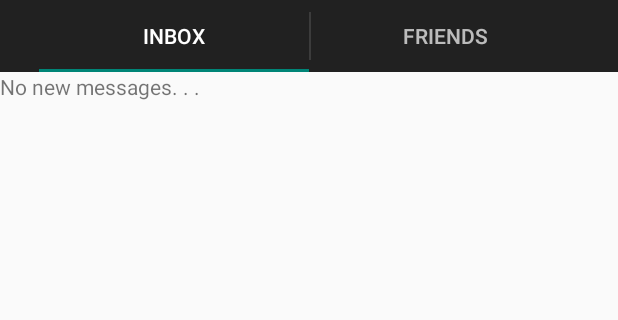
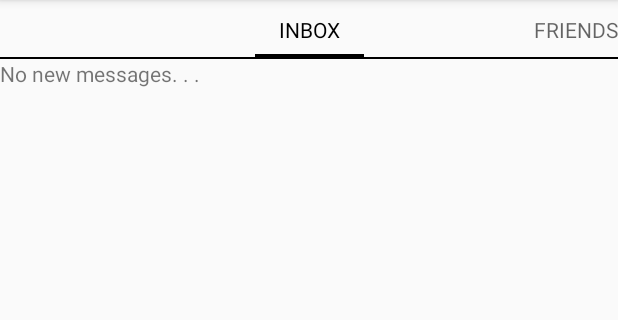
Before and after one commit to asvitzer/AndroidDevelopment, an Android app: the screen it shows after launch (MainActivity), on a phone screen of 412 x 824 dp, the part 84-404 px from its top. Run offline under Robolectric (Android 15) with nearby library versions, the phone set to English and light mode, and no system bars; libraries missing offline, so code that uses them is left out: com.parse; 4 statements that could not run were skipped.

Commit message:
Removing deprecated ActionBar & TabListener in favor of AppCompatActivity

```diff
--- a/SilentCircle/app/build.gradle
+++ b/SilentCircle/app/build.gradle
@@ -1,13 +1,13 @@
 apply plugin: 'com.android.application'
 
 android {
-    compileSdkVersion 22
+    compileSdkVersion 23
     buildToolsVersion "21.1.2"
 
     defaultConfig {
         applicationId "com.alvinsvitzer.silentcircle"
         minSdkVersion 14
-        targetSdkVersion 22
+        targetSdkVersion 23
         versionCode 1
         versionName "1.0"
     }
@@ -22,6 +22,6 @@ android {
 dependencies {
     compile fileTree(dir: 'src/main/libs', include: ['*.jar'])
     compile 'com.parse.bolts:bolts-android:1.+'
-    compile 'com.android.support:appcompat-v7:22.1.1'
+    compile 'com.android.support:appcompat-v7:23.0.1'
     compile 'com.jakewharton:butterknife:6.1.0'
 }
--- a/SilentCircle/app/src/main/java/com/alvinsvitzer/silentcircle/ui/MainActivity.java
+++ b/SilentCircle/app/src/main/java/com/alvinsvitzer/silentcircle/ui/MainActivity.java
@@ -8,6 +8,7 @@ import android.support.v4.app.FragmentTransaction;
 import android.support.v4.view.ViewPager;
 import android.support.v7.app.ActionBar;
 import android.support.v7.app.ActionBarActivity;
+import android.support.v7.app.AppCompatActivity;
 import android.util.Log;
 import android.view.LayoutInflater;
 import android.view.Menu;
@@ -20,7 +21,7 @@ import com.alvinsvitzer.silentcircle.helper.SectionsPagerAdapter;
 import com.parse.ParseUser;
 
 
-public class MainActivity extends ActionBarActivity implements ActionBar.TabListener {
+public class MainActivity extends AppCompatActivity {
 
     /**
      * The {@link android.support.v4.view.PagerAdapter} that will provide
@@ -54,11 +55,6 @@ public class MainActivity extends ActionBarActivity implements ActionBar.TabList
             Log.i(TAG, currentUser.getUsername());
         }
 
-
-        // Set up the action bar.
-        final ActionBar actionBar = getSupportActionBar();
-        actionBar.setNavigationMode(ActionBar.NAVIGATION_MODE_TABS);
-
         // Create the adapter that will return a fragment for each of the three
         // primary sections of the activity.
         mSectionsPagerAdapter = new SectionsPagerAdapter(this, getSupportFragmentManager());
@@ -67,27 +63,6 @@ public class MainActivity extends ActionBarActivity implements ActionBar.TabList
         mViewPager = (ViewPager) findViewById(R.id.pager);
         mViewPager.setAdapter(mSectionsPagerAdapter);
 
-        // When swiping between different sections, select the corresponding
-        // tab. We can also use ActionBar.Tab#select() to do this if we have
-        // a reference to the Tab.
-        mViewPager.setOnPageChangeListener(new ViewPager.SimpleOnPageChangeListener() {
-            @Override
-            public void onPageSelected(int position) {
-                actionBar.setSelectedNavigationItem(position);
-            }
-        });
-
-        // For each of the sections in the app, add a tab to the action bar.
-        for (int i = 0; i < mSectionsPagerAdapter.getCount(); i++) {
-            // Create a tab with text corresponding to the page title defined by
-            // the adapter. Also specify this Activity object, which implements
-            // the TabListener interface, as the callback (listener) for when
-            // this tab is selected.
-            actionBar.addTab(
-                    actionBar.newTab()
-                            .setText(mSectionsPagerAdapter.getPageTitle(i))
-                            .setTabListener(this));
-        }
     }
 
     public void startLoginActivity() {
@@ -121,20 +96,4 @@ public class MainActivity extends ActionBarActivity implements ActionBar.TabList
         return super.onOptionsItemSelected(item);
     }
 
-    @Override
-    public void onTabSelected(ActionBar.Tab tab, FragmentTransaction fragmentTransaction) {
-        // When the given tab is selected, switch to the corresponding page in
-        // the ViewPager.
-        mViewPager.setCurrentItem(tab.getPosition());
-    }
-
-    @Override
-    public void onTabUnselected(ActionBar.Tab tab, FragmentTransaction fragmentTransaction) {
-    }
-
-    @Override
-    public void onTabReselected(ActionBar.Tab tab, FragmentTransaction fragmentTransaction) {
-    }
-
-
 }
--- a/SilentCircle/app/src/main/res/layout/activity_main.xml
+++ b/SilentCircle/app/src/main/res/layout/activity_main.xml
@@ -3,4 +3,14 @@
                                    android:id="@+id/pager"
                                    android:layout_width="match_parent"
                                    android:layout_height="match_parent"
-                                   tools:context=".MainActivity"/>
+                                   tools:context=".MainActivity">
+
+        <android.support.v4.view.PagerTabStrip
+        android:layout_width="match_parent"
+        android:layout_height="wrap_content"
+        android:layout_gravity="top"
+        android:paddingBottom="10dp"
+        android:paddingTop="10dp"
+        android:textColor="#000000" />
+
+</android.support.v4.view.ViewPager>
```
Also changed, not shown: 1 other file.
